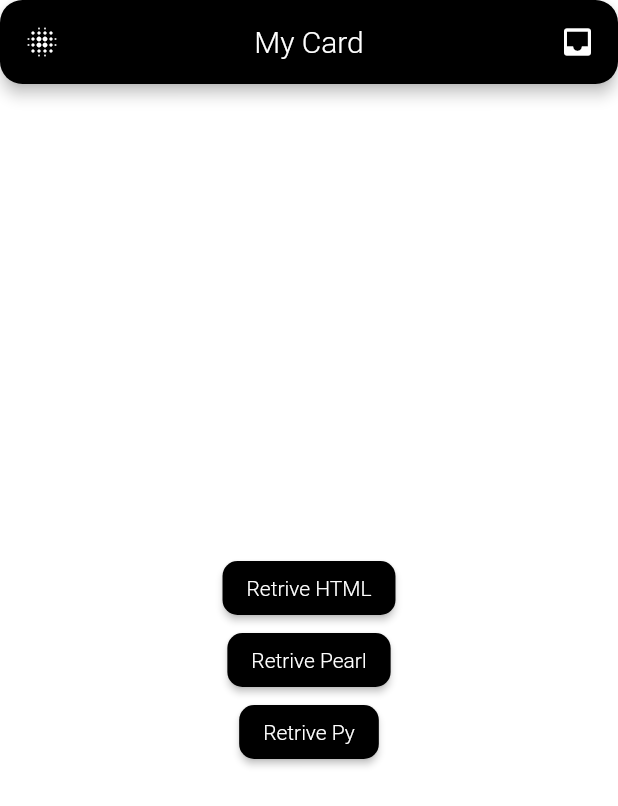
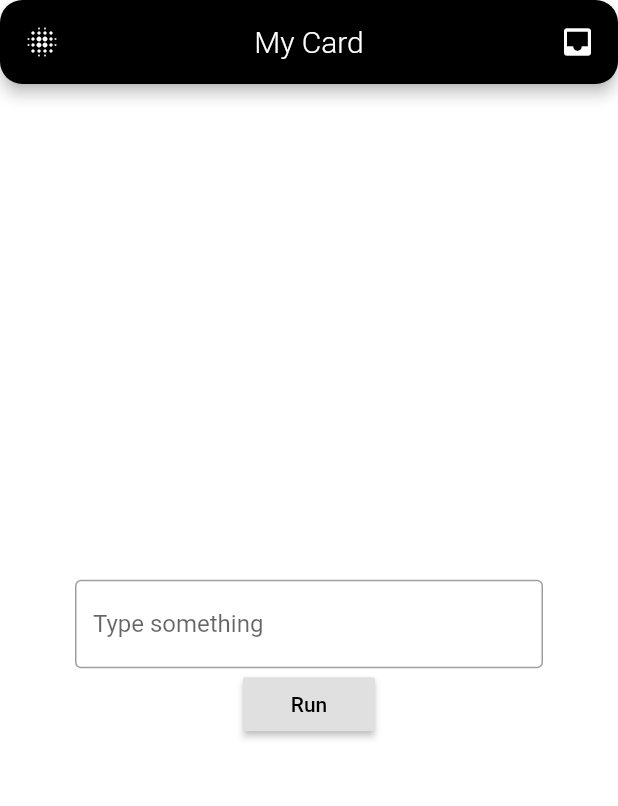
Before and after one commit to anubhav11803451/Flutter-LinuxWorld, a Flutter app: the screen it shows after launch, on a phone screen of 412 x 824 dp. Shown: the top 806 px of the screen. Run offline on Flutter 3.47's test engine with Material 2 defaults, Android fonts, the phone set to English and light mode, and no system bars.

Commit message:
day11 task

```diff
--- a/lw_app/lib/pages/day8.dart
+++ b/lw_app/lib/pages/day8.dart
@@ -41,7 +41,7 @@ class Day8 extends StatelessWidget {
             ),
           ),
           RaisedButton(
-            onPressed: getpy,
+            onPressed: () {},
             color: Colors.black,
             shape: RoundedRectangleBorder(
               borderRadius: BorderRadius.circular(10.0),
--- /dev/null
+++ b/lw_app/lib/pages/inputbox.dart
@@ -0,0 +1,36 @@
+import 'package:flutter/material.dart';
+import 'package:lw_app/services/webserver.dart';
+
+class InputBox extends StatelessWidget {
+  final TextEditingController textEditingController = TextEditingController();
+  @override
+  Widget build(BuildContext context) {
+    Size size = MediaQuery.of(context).size;
+    return Container(
+      height: size.height,
+      width: size.width,
+      padding: EdgeInsets.symmetric(horizontal: 50.0),
+      child: Column(
+        mainAxisAlignment: MainAxisAlignment.center,
+        children: <Widget>[
+          TextField(
+            controller: textEditingController,
+            decoration: InputDecoration(
+              border: OutlineInputBorder(),
+              labelText: "Type something",
+            ),
+          ),
+          RaisedButton(
+            child: Text(
+              'Run',
+            ),
+            textColor: Colors.black,
+            onPressed: () {
+              getcmd(textEditingController.text);
+            },
+          )
+        ],
+      ),
+    );
+  }
+}
--- a/lw_app/lib/screens/home.dart
+++ b/lw_app/lib/screens/home.dart
@@ -1,5 +1,6 @@
 import 'package:flutter/material.dart';
 import 'package:lw_app/pages/day8.dart';
+import 'package:lw_app/pages/inputbox.dart';
 
 class MyHomePage extends StatelessWidget {
   AppBar appBar() {
@@ -38,7 +39,7 @@ class MyHomePage extends StatelessWidget {
   Widget build(BuildContext context) {
     return Scaffold(
       appBar: appBar(),
-      body: Day8(),
+      body: InputBox(),
       // backgroundColor: Color(0xFF15202D),
       backgroundColor: Colors.white,
     );
--- a/lw_app/lib/services/webserver.dart
+++ b/lw_app/lib/services/webserver.dart
@@ -12,8 +12,8 @@ getperl() async {
   print(response.body);
 }
 
-getpy() async {
-  var url = 'http://192.168.43.164/cgi-bin/cmd.py';
+getcmd(text) async {
+  var url = 'http://192.168.43.164/cgi-bin/${text}';
   http.Response response = await http.get(url);
   print(response.body);
 }
```
